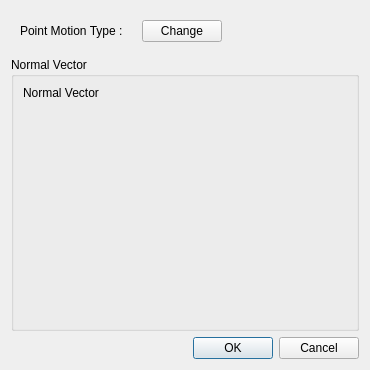
Above: baramFlow/view/setup/dynamic_mesh/moving_boundary/point_motion_dialog.ui from xupeiwust/baram before the change. Below: the same form after it.
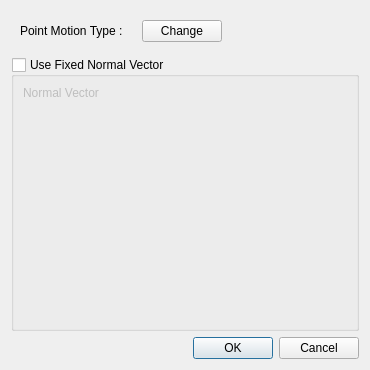
That is the form after the change. The open tabs and pages were chosen to show the change. Custom widgets are drawn as their Qt base class.

Commit message: Issue baram#820 fixedNormalSlip boundary condition for pointDisplacement

What changed in the file:
```diff
--- a/baramFlow/view/setup/dynamic_mesh/moving_boundary/point_motion_dialog.ui
+++ b/baramFlow/view/setup/dynamic_mesh/moving_boundary/point_motion_dialog.ui
@@ -80,7 +80,13 @@
        <item>
         <widget class="QGroupBox" name="normalGroup">
          <property name="title">
-          <string>Normal Vector</string>
+          <string>Use Fixed Normal Vector</string>
+         </property>
+         <property name="checkable">
+          <bool>true</bool>
+         </property>
+         <property name="checked">
+          <bool>false</bool>
          </property>
          <layout class="QFormLayout" name="normalFormLayout">
           <item row="0" column="0">
```
Left out of the diff: 2 changed lines with no effect on the pictures. The commit also changes 8 other files.
